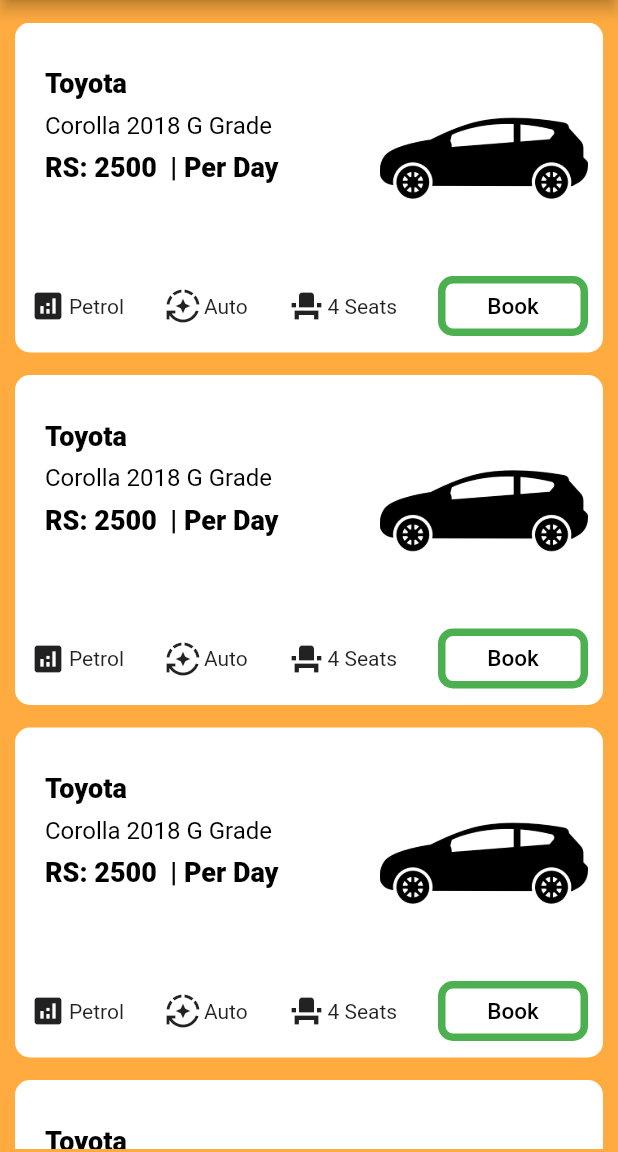
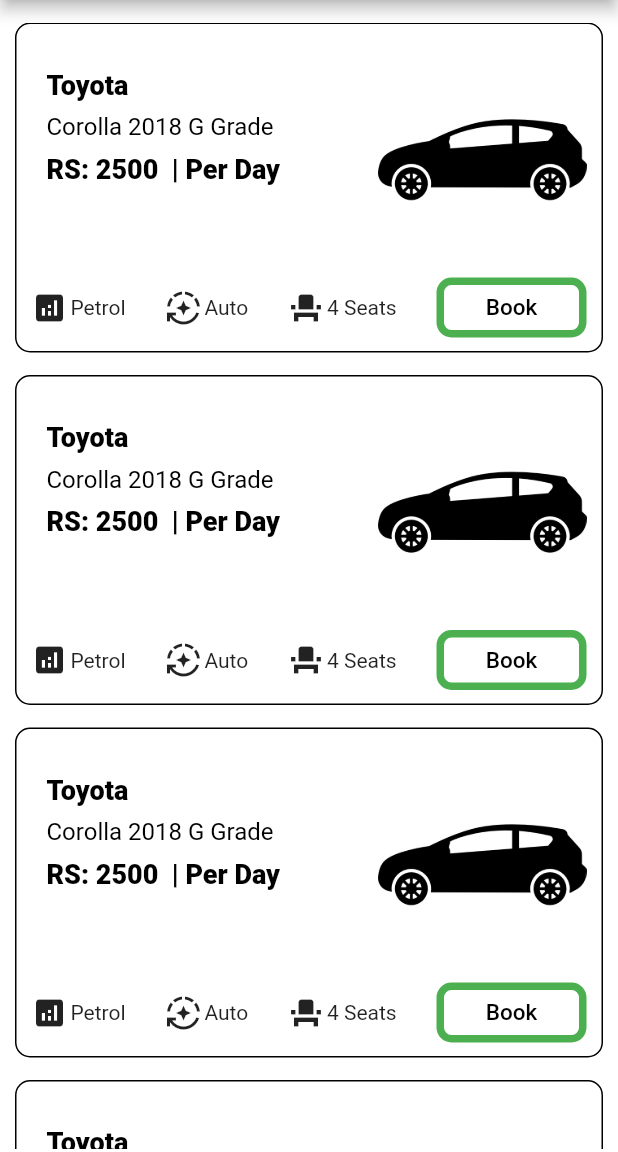
Before and after one commit to WarunaDisanayaka/Car-renting-platform, a Flutter app: the vehicles screen opened directly, on a phone screen of 412 x 824 dp, the part 84-1236 px from its top. Run offline on Flutter 3.47's test engine with Material 2 defaults, Android fonts, the phone set to English and light mode, and no system bars; our stand-ins replace carousel_slider, email_validator, firebase_auth, firebase_core, google_fonts, google_maps_flutter; accounts and stored records are empty.

Commit message:
vehicale card modify

```diff
--- a/app/lib/vehicles.dart
+++ b/app/lib/vehicles.dart
@@ -17,7 +17,7 @@ class _vehiclesState extends State<vehicles> {
         backgroundColor: Colors.green,
         title: Text('Select'),
       ),
-      backgroundColor: Colors.orangeAccent,
+      backgroundColor: Colors.white,
       body: Padding(
         padding: EdgeInsets.only(top: 15, bottom: 2, left: 10, right: 10),
         child: SingleChildScrollView(
@@ -27,6 +27,7 @@ class _vehiclesState extends State<vehicles> {
                 height: 220,
                 decoration: BoxDecoration(
                   color: Colors.white,
+                  border: Border.all(color: Colors.black),
                   borderRadius: BorderRadius.circular(10),
                 ),
                 child: Column(
@@ -176,6 +177,7 @@ class _vehiclesState extends State<vehicles> {
                 child: Container(
                   height: 220,
                   decoration: BoxDecoration(
+                    border: Border.all(color: Colors.black),
                     color: Colors.white,
                     borderRadius: BorderRadius.circular(10),
                   ),
@@ -326,6 +328,7 @@ class _vehiclesState extends State<vehicles> {
                 child: Container(
                   height: 220,
                   decoration: BoxDecoration(
+                    border: Border.all(color: Colors.black),
                     color: Colors.white,
                     borderRadius: BorderRadius.circular(10),
                   ),
@@ -478,6 +481,7 @@ class _vehiclesState extends State<vehicles> {
                 child: Container(
                   height: 220,
                   decoration: BoxDecoration(
+                    border: Border.all(color: Colors.black),
                     color: Colors.white,
                     borderRadius: BorderRadius.circular(10),
                   ),
```
